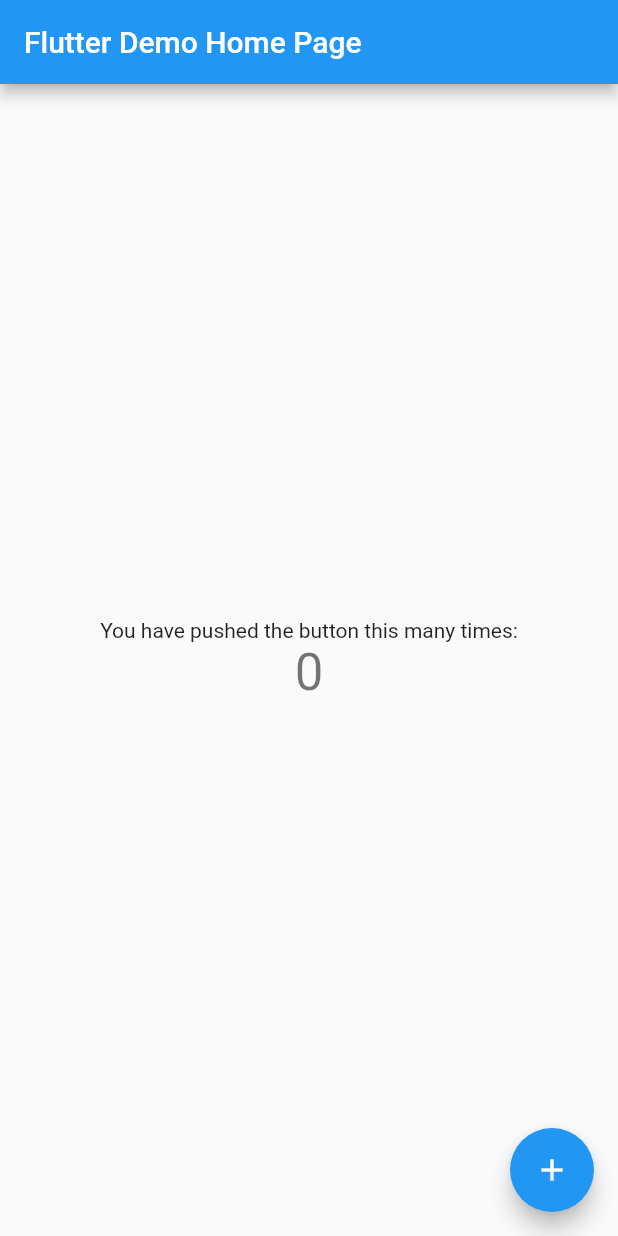
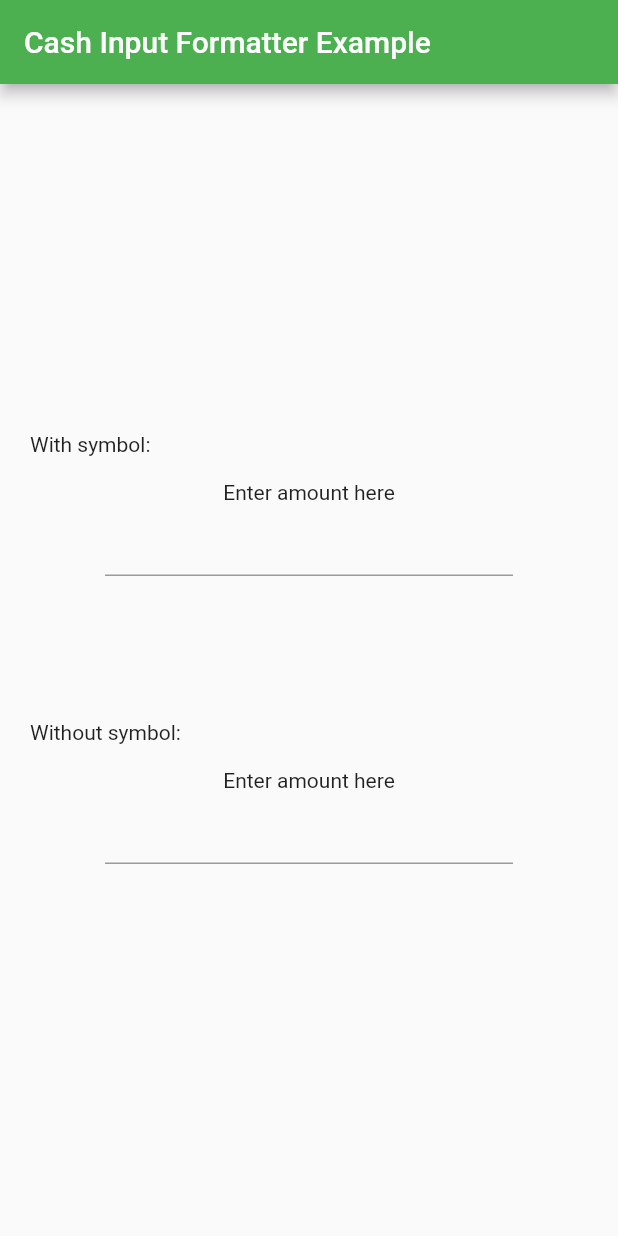
Before and after one commit to oterech/cash_input_formatter, a Flutter app: the screen it shows after launch, on a phone screen of 412 x 824 dp. Run offline on Flutter 3.47's test engine with Material 2 defaults, Android fonts, the phone set to English and light mode, and no system bars.

Commit message:
example app up and running

```diff
--- a/lib/main.dart
+++ b/lib/main.dart
@@ -1,3 +1,4 @@
+import 'package:currency_formatter/cash_formatter.dart';
 import 'package:flutter/material.dart';
 
 void main() {
@@ -6,110 +7,88 @@
 
 class MyApp extends StatelessWidget {
   const MyApp({super.key});
-
-  // This widget is the root of your application.
   @override
   Widget build(BuildContext context) {
     return MaterialApp(
-      title: 'Flutter Demo',
+      title: 'Cash Input Formatter Example',
       theme: ThemeData(
-        // This is the theme of your application.
-        //
-        // Try running your application with "flutter run". You'll see the
-        // application has a blue toolbar. Then, without quitting the app, try
-        // changing the primarySwatch below to Colors.green and then invoke
-        // "hot reload" (press "r" in the console where you ran "flutter run",
-        // or simply save your changes to "hot reload" in a Flutter IDE).
-        // Notice that the counter didn't reset back to zero; the application
-        // is not restarted.
-        primarySwatch: Colors.blue,
+        primarySwatch: Colors.green,
       ),
-      home: const MyHomePage(title: 'Flutter Demo Home Page'),
+      home: const MyHomePage(title: 'Cash Input Formatter Example'),
     );
   }
 }
 
 class MyHomePage extends StatefulWidget {
+  final String title;
+
   const MyHomePage({super.key, required this.title});
-
-  // This widget is the home page of your application. It is stateful, meaning
-  // that it has a State object (defined below) that contains fields that affect
-  // how it looks.
-
-  // This class is the configuration for the state. It holds the values (in this
-  // case the title) provided by the parent (in this case the App widget) and
-  // used by the build method of the State. Fields in a Widget subclass are
-  // always marked "final".
-
-  final String title;
 
   @override
   State<MyHomePage> createState() => _MyHomePageState();
 }
 
 class _MyHomePageState extends State<MyHomePage> {
-  int _counter = 0;
-
-  void _incrementCounter() {
-    setState(() {
-      // This call to setState tells the Flutter framework that something has
-      // changed in this State, which causes it to rerun the build method below
-      // so that the display can reflect the updated values. If we changed
-      // _counter without calling setState(), then the build method would not be
-      // called again, and so nothing would appear to happen.
-      _counter++;
-    });
-  }
-
   @override
   Widget build(BuildContext context) {
-    // This method is rerun every time setState is called, for instance as done
-    // by the _incrementCounter method above.
-    //
-    // The Flutter framework has been optimized to make rerunning build methods
-    // fast, so that you can just rebuild anything that needs updating rather
-    // than having to individually change instances of widgets.
     return Scaffold(
       appBar: AppBar(
-        // Here we take the value from the MyHomePage object that was created by
-        // the App.build method, and use it to set our appbar title.
         title: Text(widget.title),
       ),
       body: Center(
-        // Center is a layout widget. It takes a single child and positions it
-        // in the middle of the parent.
+        child: Padding(
+          padding: const EdgeInsets.symmetric(horizontal: 20),
           child: Column(
-          // Column is also a layout widget. It takes a list of children and
-          // arranges them vertically. By default, it sizes itself to fit its
-          // children horizontally, and tries to be as tall as its parent.
-          //
-          // Invoke "debug painting" (press "p" in the console, choose the
-          // "Toggle Debug Paint" action from the Flutter Inspector in Android
-          // Studio, or the "Toggle Debug Paint" command in Visual Studio Code)
-          // to see the wireframe for each widget.
-          //
-          // Column has various properties to control how it sizes itself and
-          // how it positions its children. Here we use mainAxisAlignment to
-          // center the children vertically; the main axis here is the vertical
-          // axis because Columns are vertical (the cross axis would be
-          // horizontal).
             mainAxisAlignment: MainAxisAlignment.center,
             children: <Widget>[
-            const Text(
-              'You have pushed the button this many times:',
+              const Align(
+                alignment: Alignment.centerLeft,
+                child: Text("With symbol:"),
               ),
-            Text(
-              '$_counter',
-              style: Theme.of(context).textTheme.headline4,
+              Padding(
+                padding: const EdgeInsets.symmetric(vertical: 16.0),
+                child: Column(
+                  children: [
+                    const Text("Enter amount here"),
+                    Padding(
+                      padding: const EdgeInsets.symmetric(
+                        horizontal: 50,
+                      ),
+                      child: TextFormField(
+                        textAlign: TextAlign.center,
+                        inputFormatters: const [CashInputFormatter()],
+                      ),
                     ),
                   ],
                 ),
               ),
-      floatingActionButton: FloatingActionButton(
-        onPressed: _incrementCounter,
-        tooltip: 'Increment',
-        child: const Icon(Icons.add),
-      ), // This trailing comma makes auto-formatting nicer for build methods.
+              const Padding(
+                padding: EdgeInsets.symmetric(vertical: 40.0),
+              ),
+              const Align(
+                  alignment: Alignment.centerLeft,
+                  child: Text("Without symbol:")),
+              Padding(
+                padding: const EdgeInsets.symmetric(vertical: 16.0),
+                child: Column(
+                  children: [
+                    const Text("Enter amount here"),
+                    Padding(
+                      padding: const EdgeInsets.symmetric(horizontal: 50),
+                      child: TextFormField(
+                        textAlign: TextAlign.center,
+                        inputFormatters: const [
+                          CashInputFormatter(useSymbol: false)
+                        ],
+                      ),
+                    )
+                  ],
+                ),
+              ),
+            ],
+          ),
+        ),
+      ),
     );
   }
 }
--- /dev/null
+++ b/lib/validators.dart
@@ -0,0 +1,3 @@
+final RegExp amountNoSymbol = RegExp(
+  "[^0-9.]+",
+);
--- a/pubspec.yaml
+++ b/pubspec.yaml
@@ -36,6 +36,7 @@
   # The following adds the Cupertino Icons font to your application.
   # Use with the CupertinoIcons class for iOS style icons.
   cupertino_icons: ^1.0.2
+  intl: ^0.18.1
 
 dev_dependencies:
   flutter_test:
```
Also changed, not shown: lib/cash_formatter.dart (added, +95 -0 lines). Lines whose indentation alone changed are shown as unchanged.
